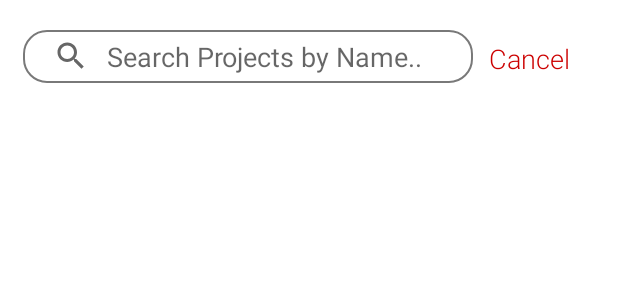
After one commit to ShawnGoh/Amigo-Project, an Android app: the layout fragment_search.xml on its own in the app's theme, with its tools: preview values and no code run, on a phone screen of 412 x 824 dp. The commit adds this screen. Shown: the top 300 px of the screen. Run offline under Robolectric (Android 15) with nearby library versions, the phone set to English and light mode, and no system bars.

Commit message:
search bar 50%

```diff
--- a/app/build.gradle
+++ b/app/build.gradle
@@ -35,6 +35,7 @@ dependencies {
     implementation 'com.google.firebase:firebase-database'
     implementation 'com.google.firebase:firebase-auth'
     implementation platform('com.google.firebase:firebase-bom:26.1.0')
+    implementation 'androidx.legacy:legacy-support-v4:1.0.0'
     testImplementation 'junit:junit:4.+'
     androidTestImplementation 'androidx.test.ext:junit:1.1.2'
     implementation 'androidx.viewpager2:viewpager2:1.0.0'
@@ -45,4 +46,5 @@ dependencies {
     implementation 'org.jetbrains.kotlin:kotlin-stdlib:1.3.72'
 
     implementation 'de.hdodenhof:circleimageview:3.1.0'
+    implementation 'com.google.android:flexbox:2.0.1'
 }
--- a/app/src/main/java/com/example/infosys1d_amigoproject/MainActivity.java
+++ b/app/src/main/java/com/example/infosys1d_amigoproject/MainActivity.java
@@ -44,7 +44,7 @@ public class MainActivity extends AppCompatActivity {
     ListView suggestedListView;
     List suggestedList = new ArrayList();
     ArrayAdapter adapter;
-    ChipNavigationBar menu_bottom;
+    static ChipNavigationBar menu_bottom;
     FragmentManager fragmentManager;
 
     RecyclerView recyclerView;
--- a/app/src/main/res/layout/fragment_discover.xml
+++ b/app/src/main/res/layout/fragment_discover.xml
@@ -34,6 +34,7 @@
         </RelativeLayout>
 
         <SearchView
+            android:id="@+id/searchBarHome"
             android:layout_width="match_parent"
             android:layout_height="35dp"
             android:layout_marginLeft="15dp"
@@ -42,7 +43,7 @@
             android:background="@drawable/searchbarbg"
             android:iconifiedByDefault="false"
             android:queryBackground="@android:color/transparent"
-            android:queryHint="Search Projects by Name.." />
+            android:queryHint="@string/search_hint" />
 
         <TextView
             android:id="@+id/projectCategoriesTitle"
--- /dev/null
+++ b/app/src/main/res/layout/fragment_search.xml
@@ -0,0 +1,74 @@
+<?xml version="1.0" encoding="utf-8"?>
+<androidx.constraintlayout.widget.ConstraintLayout xmlns:android="http://schemas.android.com/apk/res/android"
+    xmlns:app="http://schemas.android.com/apk/res-auto"
+    xmlns:tools="http://schemas.android.com/tools"
+    style="@style/SignupinTheme"
+    android:layout_width="match_parent"
+    android:layout_height="match_parent"
+    android:background="@color/white"
+    tools:context=".SearchFragment">
+
+    <androidx.constraintlayout.widget.ConstraintLayout
+        android:id="@+id/linearLayout2"
+        android:layout_width="match_parent"
+        android:layout_height="wrap_content"
+        android:background="@color/white"
+        android:orientation="vertical"
+        app:layout_constraintStart_toStartOf="parent"
+        app:layout_constraintTop_toTopOf="parent">
+
+        <SearchView
+            android:id="@+id/searchBar"
+            android:layout_width="300dp"
+            android:layout_height="35dp"
+            android:layout_marginLeft="15dp"
+            android:layout_marginTop="20dp"
+            android:background="@drawable/searchbarbg"
+            android:iconifiedByDefault="false"
+            android:queryBackground="@android:color/transparent"
+            android:queryHint="Search Projects by Name.."
+            app:layout_constraintStart_toStartOf="parent"
+            app:layout_constraintTop_toTopOf="parent"></SearchView>
+
+        <Button
+            android:id="@+id/cancelSearchButton"
+            android:layout_width="wrap_content"
+            android:layout_height="wrap_content"
+            android:layout_marginStart="5dp"
+            android:layout_marginTop="15dp"
+            android:layout_weight="1"
+            android:background="#00FFFFFF"
+            android:text="Cancel"
+            android:textColor="@android:color/holo_red_dark"
+            app:layout_constraintStart_toEndOf="@+id/searchBar"
+            app:layout_constraintTop_toTopOf="parent" />
+
+    </androidx.constraintlayout.widget.ConstraintLayout>
+
+    <com.google.android.flexbox.FlexboxLayout
+        android:layout_width="match_parent"
+        android:layout_height="0dp"
+        app:layout_constraintBottom_toBottomOf="parent"
+        app:layout_constraintEnd_toEndOf="parent"
+        app:layout_constraintStart_toStartOf="parent"
+        android:gravity="center"
+        android:orientation="horizontal"
+        app:flexWrap="wrap"
+        app:justifyContent="center"
+        app:layout_constraintTop_toBottomOf="@+id/linearLayout2">
+
+        <com.google.android.material.chip.ChipGroup
+            android:id="@+id/filterChipGroup"
+            android:layout_width="wrap_content"
+            android:layout_height="wrap_content"
+            android:textAlignment="center"
+            android:clipToPadding="true"
+            android:layout_centerHorizontal="true"
+            android:layout_marginStart="24dp"
+            android:layout_marginTop="40dp"
+            android:layout_marginEnd="24dp">
+
+        </com.google.android.material.chip.ChipGroup>
+    </com.google.android.flexbox.FlexboxLayout>
+
+</androidx.constraintlayout.widget.ConstraintLayout>
--- /dev/null
+++ b/app/src/main/res/xml/searchable.xml
@@ -0,0 +1,5 @@
+<?xml version="1.0" encoding="utf-8"?>
+<searchable xmlns:android="http://schemas.android.com/apk/res/android"
+    android:label="@string/app_name"
+    android:hint="@string/search_hint" >
+</searchable>
```
Also changed, not shown: app/src/main/AndroidManifest.xml (+14 -5 lines), app/src/main/java/com/example/infosys1d_amigoproject/DiscoverFragment.java (+19 -0 lines), app/src/main/java/com/example/infosys1d_amigoproject/MyAdapter.java (+20 -1 lines), app/src/main/java/com/example/infosys1d_amigoproject/SearchFragment.java (added, +150 -0 lines), app/src/main/java/com/example/infosys1d_amigoproject/projectmanagement/ExploreProjectListings.java (+8 -0 lines), app/src/main/res/layout/chip_filter.xml (added, +12 -0 lines), app/src/main/res/values/strings.xml (+10 -2 lines).
